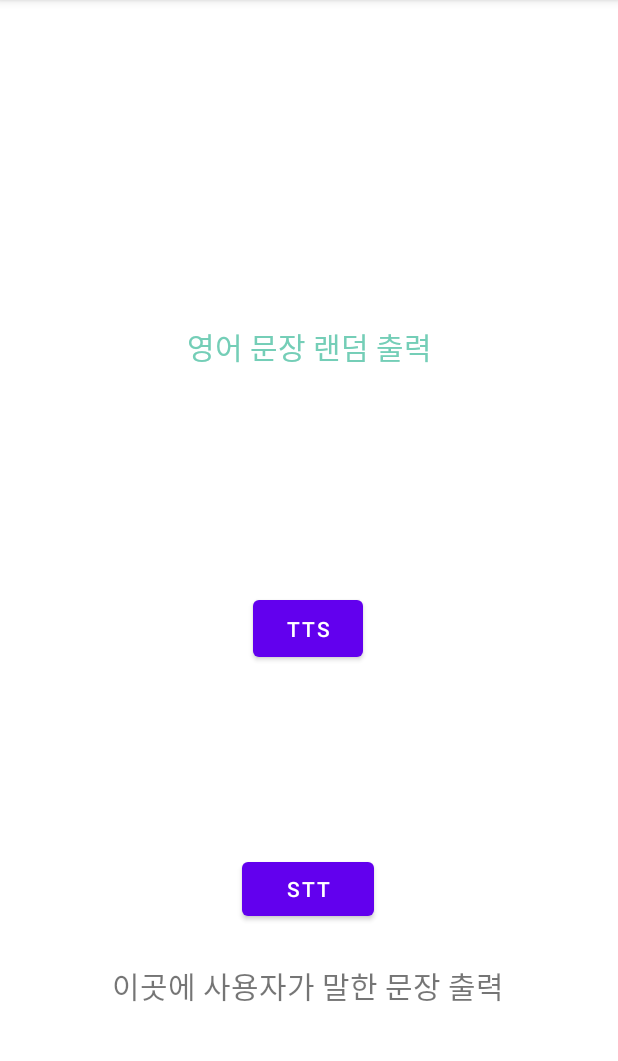
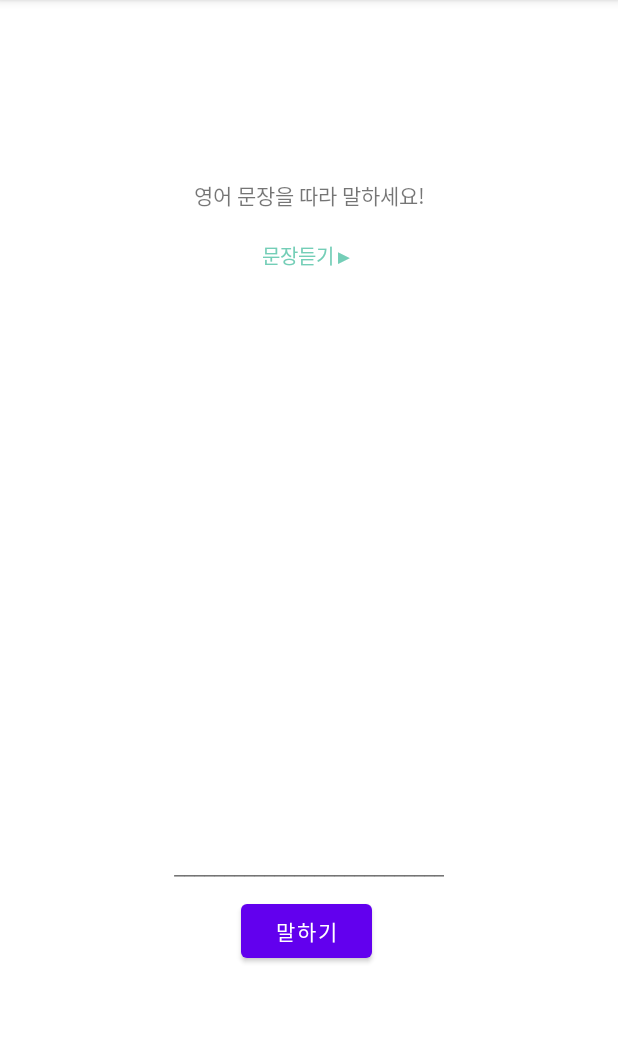
Before and after one commit to everypronounce/hanieumDemo, an Android app: the screen it shows after launch (MainActivity), on a phone screen of 412 x 824 dp, the part 84-1145 px from its top. Run offline under Robolectric (Android 15) with nearby library versions, the phone set to English and light mode, and no system bars; our stand-ins replace Firebase (no records; nobody signed in at launch, a user with empty details on screens opened directly); 2 statements that could not run were skipped.

Commit message:
화면 구성 변경 및 종료&다시 스피킹 버튼 설정

```diff
--- a/app/src/main/java/com/example/haniemfirebase/MainActivity.java
+++ b/app/src/main/java/com/example/haniemfirebase/MainActivity.java
@@ -30,23 +30,26 @@ import android.widget.Toast;
 import androidx.annotation.Nullable;
 import androidx.core.app.ActivityCompat;
 import java.util.ArrayList;
+import java.util.StringTokenizer;
 
 public class MainActivity extends AppCompatActivity {
 
-    // random script
-    TextView eng_text; // tts 로 읽을 부분
-    TextView kor_text;
-
     // tts
     TextToSpeech tts;
-    Button btn_tts;
+    TextView tts_TextBtn; // 클릭 시 영어 문장을 tts로 들려준다
 
     // stt
     Intent intent;
     final SpeechRecognizer[] mRecognizer = new SpeechRecognizer[1];
-    Button btn_stt;
+    Button stt_btn;
     TextView stt_text;
     final int PERMISSION = 1;
+
+    // random script
+    String eng_text; // tts 로 읽을 부분
+    String kor_text;
+
+    TextView com_text;
 
     // random script 설정
     String key = Integer.toString(new Random().nextInt(5) + 1);  // DB의 키 (1~5)
@@ -71,15 +74,12 @@ public class MainActivity extends AppCompatActivity {
         setContentView(R.layout.activity_main);
 
         // random script
-        eng_text = findViewById(R.id.eng_text);
-        kor_text = findViewById(R.id.kor_text);
-
         myRef.addListenerForSingleValueEvent(new ValueEventListener(){
             @Override
             public void onDataChange(@NonNull DataSnapshot snapshot) {
                 Script data = snapshot.getValue(Script.class);
-                eng_text.setText(data.getEnglish());
-                kor_text.setText(data.getKorean());
+                eng_text = data.getEnglish();
+                kor_text = data.getKorean();
             }
             @Override
             public void onCancelled(@NonNull DatabaseError error) { }
@@ -96,11 +96,11 @@ public class MainActivity extends AppCompatActivity {
             }
         });
         // tts 버튼 클릭 리스너 설정
-        btn_tts = findViewById(R.id.btnTTS);
-        btn_tts.setOnClickListener(new View.OnClickListener() {
+        tts_TextBtn = findViewById(R.id.tts_textBtn);
+        tts_TextBtn.setOnClickListener(new View.OnClickListener() {
             @Override
             public void onClick(View v) {
-                String text = eng_text.getText().toString();
+                String text = eng_text;
 
                 tts.setPitch(1.0f); // 음성 높낮이
                 tts.setSpeechRate(1.0f); // 음성 빠르기
@@ -114,13 +114,13 @@ public class MainActivity extends AppCompatActivity {
                     Manifest.permission.RECORD_AUDIO},PERMISSION);
         }
         stt_text = (TextView)findViewById(R.id.stt_text);
-        btn_stt = (Button) findViewById(R.id.btnSTT);
+        stt_btn = (Button) findViewById(R.id.stt_btn);
 
         intent=new Intent(RecognizerIntent.ACTION_RECOGNIZE_SPEECH);
         intent.putExtra(RecognizerIntent.EXTRA_CALLING_PACKAGE,getPackageName());
         intent.putExtra(RecognizerIntent.EXTRA_LANGUAGE,"en-US");
 
-        btn_stt.setOnClickListener(v ->{
+        stt_btn.setOnClickListener(v ->{
             mRecognizer[0] =SpeechRecognizer.createSpeechRecognizer(this);
             mRecognizer[0].setRecognitionListener(listener);
             mRecognizer[0].startListening(intent);
@@ -194,6 +194,8 @@ public class MainActivity extends AppCompatActivity {
             for(int i = 0; i < matches.size() ; i++){
                 stt_text.setText(matches.get(i));
             }
+
+            moveNext(); // 결과 화면 이동
         }
 
         @Override
@@ -201,5 +203,33 @@ public class MainActivity extends AppCompatActivity {
 
         @Override
         public void onEvent(int eventType, Bundle params) {}
+
     };
+
+    public void moveNext() { // 사용자가 말한 문장 = 정답 문장 이면 결과 화면으로 이동하는 메소드
+        String user_text = stt_text.getText().toString(); // 사용자가 말한 문장
+        // 비교할 정답 문장은 eng_text
+
+        com_text = findViewById(R.id.comment_text);
+
+        StringTokenizer user_st = new StringTokenizer(user_text, " "); // 단어가 순서대로 일치하는지 검사하기 위해 StringTokenizer 사용
+        StringTokenizer eng_st = new StringTokenizer(eng_text, " .,!?");
+
+        while ((user_st.hasMoreTokens()) && (eng_st.hasMoreTokens())) {
+            if (user_st.countTokens() != eng_st.countTokens()) {
+                com_text.setText("다시 말하세요.");
+                return; // 두 문장의 형태가(단어 개수) 다를 시 메소드 종료
+            }
+            if (!(user_st.nextToken().equalsIgnoreCase(eng_st.nextToken()))) {
+                com_text.setText("다시 말하세요.");
+                return; // 단어 및 순서가 일치하지 않을 시 메소드 종료
+            }
+        }
+
+        // while문을 수행했다면 사용자는 올바르게 스피킹한 것이므로 다음 화면으로 전환
+        Intent resultPageIntent = new Intent(MainActivity.this, ResultActivity.class);
+        resultPageIntent.putExtra("eng", eng_text);
+        resultPageIntent.putExtra("kor", kor_text);
+        startActivity(resultPageIntent);
+    }
 }
--- a/app/src/main/res/layout/activity_main.xml
+++ b/app/src/main/res/layout/activity_main.xml
@@ -10,78 +10,62 @@
         android:id="@+id/textView"
         android:layout_width="wrap_content"
         android:layout_height="wrap_content"
-        android:layout_marginTop="209dp"
-        android:layout_marginBottom="141dp"
-        android:text="영어 문장 랜덤 출력"
-        android:textColor="#74CEB7"
-        android:textSize="20sp"
-        app:layout_constraintBottom_toTopOf="@+id/btnTTS"
+        android:layout_marginTop="110dp"
+        android:layout_marginBottom="446dp"
+        android:text="영어 문장을 따라 말하세요!"
+        app:layout_constraintBottom_toTopOf="@+id/stt_btn"
         app:layout_constraintEnd_toEndOf="parent"
         app:layout_constraintStart_toStartOf="parent"
         app:layout_constraintTop_toTopOf="parent" />
 
     <TextView
-        android:id="@+id/eng_text"
+        android:id="@+id/tts_textBtn"
         android:layout_width="wrap_content"
         android:layout_height="wrap_content"
-        android:text=""
-        android:textColor="#2C858D"
-        android:textSize="20sp"
-        app:layout_constraintBottom_toBottomOf="parent"
+        android:layout_marginTop="160dp"
+        android:text="문장듣기▶"
+        android:textColor="#74CEB7"
+        android:textSize="13sp"
         app:layout_constraintEnd_toEndOf="parent"
         app:layout_constraintHorizontal_bias="0.498"
         app:layout_constraintStart_toStartOf="parent"
-        app:layout_constraintTop_toTopOf="parent"
-        app:layout_constraintVertical_bias="0.426" />
+        app:layout_constraintTop_toTopOf="parent" />
 
-    <TextView
-        android:id="@+id/kor_text"
-        android:layout_width="wrap_content"
-        android:layout_height="wrap_content"
-        android:text=""
-        android:textColor="#2C858D"
-        android:textSize="20sp"
+    <Button
+        android:id="@+id/stt_btn"
+        android:layout_width="87dp"
+        android:layout_height="48dp"
+        android:layout_marginEnd="164dp"
+        android:layout_marginBottom="114dp"
+        android:text="말하기"
         app:layout_constraintBottom_toBottomOf="parent"
         app:layout_constraintEnd_toEndOf="parent"
-        app:layout_constraintHorizontal_bias="0.498"
-        app:layout_constraintStart_toStartOf="parent"
-        app:layout_constraintTop_toTopOf="parent"
-        app:layout_constraintVertical_bias="0.653" />
-
-    <Button
-        android:id="@+id/btnTTS"
-        android:layout_width="73dp"
-        android:layout_height="50dp"
-        android:layout_marginBottom="317dp"
-        android:text="TTS"
-        app:layout_constraintBottom_toBottomOf="parent"
-        app:layout_constraintEnd_toStartOf="@+id/eng_text"
-        app:layout_constraintHorizontal_bias="0.506"
-        app:layout_constraintStart_toStartOf="@+id/eng_text"
-        app:layout_constraintTop_toBottomOf="@+id/textView"
-        tools:ignore="MissingConstraints" />
-
-    <Button
-        android:id="@+id/btnSTT"
-        android:layout_width="wrap_content"
-        android:layout_height="wrap_content"
-        android:layout_marginBottom="25dp"
-        android:text="STT"
-        app:layout_constraintBottom_toTopOf="@+id/stt_text"
-        app:layout_constraintEnd_toStartOf="@+id/kor_text"
-        app:layout_constraintStart_toStartOf="@+id/kor_text" />
+        app:layout_constraintTop_toBottomOf="@+id/textView" />
 
     <TextView
         android:id="@+id/stt_text"
         android:layout_width="wrap_content"
         android:layout_height="wrap_content"
-        android:layout_marginBottom="96dp"
-        android:text="이곳에 사용자가 말한 문장 출력"
-        android:textSize="20sp"
+        android:layout_marginStart="50dp"
+        android:layout_marginEnd="49dp"
+        android:layout_marginBottom="180dp"
+        android:text="___________________________"
+        android:textSize="15sp"
         app:layout_constraintBottom_toBottomOf="parent"
         app:layout_constraintEnd_toEndOf="parent"
         app:layout_constraintHorizontal_bias="0.496"
         app:layout_constraintStart_toStartOf="parent" />
 
+    <TextView
+        android:id="@+id/comment_text"
+        android:layout_width="wrap_content"
+        android:layout_height="wrap_content"
+        android:layout_marginBottom="37dp"
+        android:text=""
+        android:textSize="12sp"
+        android:textColor="#D9304F"
+        app:layout_constraintBottom_toTopOf="@+id/stt_text"
+        app:layout_constraintEnd_toEndOf="parent"
+        app:layout_constraintStart_toStartOf="parent" />
 
 </androidx.constraintlayout.widget.ConstraintLayout>
```
Also changed, not shown: app/src/main/AndroidManifest.xml (+8 -5 lines), app/src/main/java/com/example/haniemfirebase/ResultActivity.java (added, +74 -0 lines), app/src/main/res/layout/activity_result.xml (added, +73 -0 lines).
